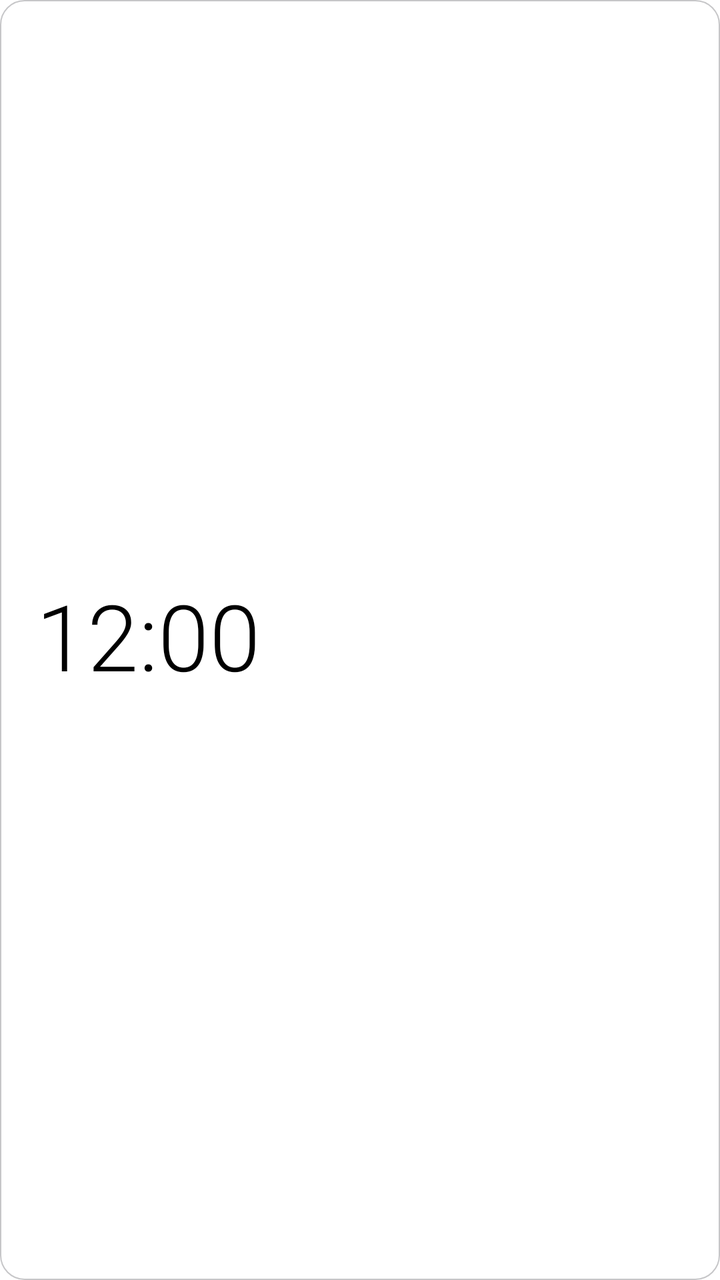
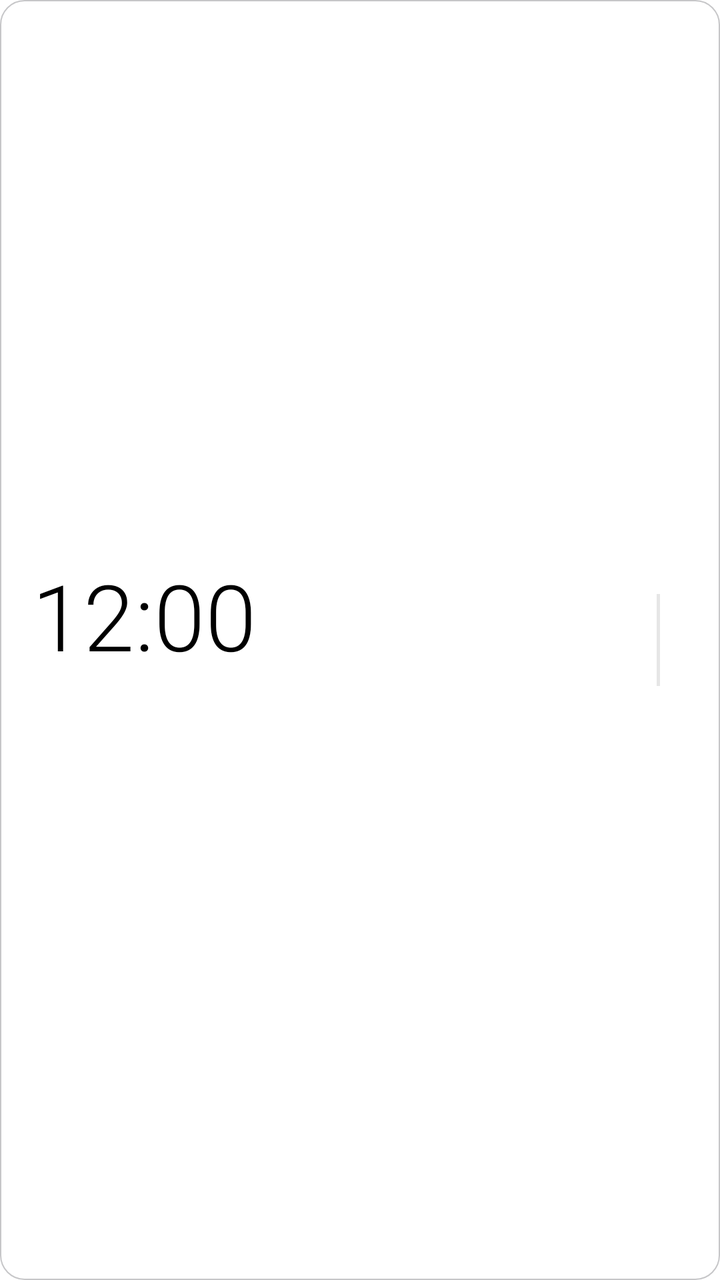

Before-and-after screenshots of an Android layout around one commit, followed by the original layout XML and the change that was made.
<!-- AndroidManifest.xml: application theme AppTheme -->
<!-- res/layout/wl_digital_ltr.xml -->
<?xml version="1.0" encoding="utf-8"?>
<FrameLayout xmlns:android="http://schemas.android.com/apk/res/android"
    android:id="@+id/wRoot"
    android:layout_width="match_parent"
    android:layout_height="match_parent"
    android:layoutDirection="ltr">

    <ImageView
        android:id="@+id/wBg"
        android:layout_width="match_parent"
        android:layout_height="match_parent"
        android:importantForAccessibility="no"
        android:scaleType="fitXY"
        android:src="@drawable/wb_adaptive_1" />
    <ImageView
        android:id="@+id/wBorder"
        android:layout_width="match_parent"
        android:layout_height="match_parent"
        android:importantForAccessibility="no"
        android:scaleType="fitXY"
        android:src="@drawable/wb_bd_adaptive_2"
        android:visibility="gone" />
    <LinearLayout
        android:layout_width="match_parent"
        android:layout_height="match_parent"
        android:gravity="center_vertical"
        android:orientation="horizontal"
        android:paddingStart="18dp"
        android:paddingEnd="18dp">
        <TextClock
            android:id="@+id/wP1"
            android:layout_width="wrap_content"
            android:layout_height="wrap_content"
            android:fontFamily="sans-serif-light"
            android:format12Hour="h:mm"
            android:format24Hour="HH:mm"
            android:includeFontPadding="false"
            android:textColor="@color/text_primary"
            android:textSize="46sp"
            />
        <TextView
            android:id="@+id/wA1"
            android:layout_width="wrap_content"
            android:layout_height="wrap_content"
            android:fontFamily="sans-serif"
            android:includeFontPadding="false"
            android:singleLine="true"
            android:textColor="@color/accent"
            android:textSize="15sp"
            android:textStyle="bold"
            android:layout_marginStart="6dp"
            android:layout_marginTop="14dp"
            />
        <FrameLayout
            android:layout_width="0dp"
            android:layout_height="1dp"
            android:layout_weight="1" />
        <LinearLayout
            android:layout_width="wrap_content"
            android:layout_height="wrap_content"
            android:gravity="end"
            android:orientation="vertical">
        <TextView
            android:id="@+id/wP2"
            android:layout_width="wrap_content"
            android:layout_height="wrap_content"
            android:fontFamily="sans-serif"
            android:includeFontPadding="false"
            android:singleLine="true"
            android:textColor="@color/text_primary"
            android:textSize="16sp"
            android:textStyle="bold"
            />
        <TextView
            android:id="@+id/wS1"
            android:layout_width="wrap_content"
            android:layout_height="wrap_content"
            android:fontFamily="sans-serif"
            android:includeFontPadding="false"
            android:singleLine="true"
            android:textColor="@color/text_secondary"
            android:textSize="14sp"
            android:layout_marginTop="2dp"
            />
        </LinearLayout>
    </LinearLayout>
</FrameLayout>
<!-- resources referenced by this layout -->
<resources>
  <color name="accent">#007AFF</color>
  <color name="text_primary">#000000</color>
  <color name="text_secondary">#6C6C70</color>
  <!-- drawable wb_adaptive_1 (drawable) -->
  <?xml version="1.0" encoding="utf-8"?>
  <shape xmlns:android="http://schemas.android.com/apk/res/android" android:shape="rectangle">
      <solid android:color="@color/surface" />
      <stroke android:width="0.5dp" android:color="@color/stroke" />
      <corners android:radius="12dp" />
  </shape>
  <!-- drawable wb_bd_adaptive_2 (drawable) -->
  <?xml version="1.0" encoding="utf-8"?>
  <shape xmlns:android="http://schemas.android.com/apk/res/android" android:shape="rectangle">
      <solid android:color="#00000000" />
      <stroke android:width="1.2dp" android:color="@color/text_hint" />
      <corners android:radius="22dp" />
  </shape>
  <color name="surface">#FFFFFF</color>
  <color name="stroke">#C6C6C8</color>
  <color name="text_hint">#AEAEB2</color>
  <color name="accent_text">#007AFF</color>
  <color name="accent_soft">#E5F1FF</color>
  <color name="brand_start">#007AFF</color>
  <color name="brand_mid">#007AFF</color>
  <color name="brand_end">#007AFF</color>
  <color name="bg">#FFFFFF</color>
  <color name="bg_group">#F2F2F7</color>
  <color name="surface_high">#E5E5EA</color>
  <color name="field">#F2F2F7</color>
  <color name="stroke_soft">#E5E5EA</color>
  <color name="neutral_soft">#E9E9EB</color>
  <style name="AppDialog" parent="Theme.AppCompat.DayNight.Dialog.Alert">
          <item name="colorAccent">?attr/cAccentText</item>
          <item name="android:windowBackground">@drawable/bg_dialog</item>
          <item name="android:textColorPrimary">?attr/cTextPrimary</item>
          <item name="android:textColorSecondary">?attr/cTextSecondary</item>
          <item name="android:backgroundDimAmount">0.4</item>
          <item name="android:windowAnimationStyle">@style/DialogAnim</item>
          <item name="windowMinWidthMinor">92%</item>
          <item name="windowMinWidthMajor">60%</item>
          <item name="android:windowElevation">0dp</item>
      </style>
  <style name="ActivityAnim" parent="@android:style/Animation.Activity">
          <item name="android:activityOpenEnterAnimation">@anim/act_open_enter</item>
          <item name="android:activityOpenExitAnimation">@anim/act_open_exit</item>
          <item name="android:activityCloseEnterAnimation">@anim/act_close_enter</item>
          <item name="android:activityCloseExitAnimation">@anim/act_close_exit</item>
      </style>
  <style name="IosSeekBar" parent="Widget.AppCompat.SeekBar">
          <item name="android:progressDrawable">@drawable/seek_track</item>
          <item name="android:thumb">@drawable/seek_thumb</item>
          <item name="android:splitTrack">false</item>
          <item name="android:minHeight">4dp</item>
          <item name="android:maxHeight">4dp</item>
          <item name="android:paddingStart">14dp</item>
          <item name="android:paddingEnd">14dp</item>
      </style>
  <!-- drawable bg_dialog (drawable) -->
  <?xml version="1.0" encoding="utf-8"?>
  <inset xmlns:android="http://schemas.android.com/apk/res/android"
      android:insetLeft="4dp"
      android:insetTop="4dp"
      android:insetRight="4dp"
      android:insetBottom="4dp">
      <shape android:shape="rectangle">
          <solid android:color="?attr/cSurface" />
          <corners android:radius="14dp" />
      </shape>
  </inset>
  <style name="DialogAnim" parent="@android:style/Animation.Dialog">
          <item name="android:windowEnterAnimation">@anim/dlg_in</item>
          <item name="android:windowExitAnimation">@anim/dlg_out</item>
      </style>
  <!-- unchanged entries left out for length: 3 -->
</resources>

<!-- the commit's change to res/layout/wl_digital_ltr.xml (unified diff, before → after) -->
@@ -4,7 +4,6 @@
     android:layout_width="match_parent"
     android:layout_height="match_parent"
     android:layoutDirection="ltr">
-
     <ImageView
         android:id="@+id/wBg"
         android:layout_width="match_parent"
@@ -20,68 +19,16 @@
         android:scaleType="fitXY"
         android:src="@drawable/wb_bd_adaptive_2"
         android:visibility="gone" />
-    <LinearLayout
-        android:layout_width="match_parent"
-        android:layout_height="match_parent"
-        android:gravity="center_vertical"
-        android:orientation="horizontal"
-        android:paddingStart="18dp"
-        android:paddingEnd="18dp">
-        <TextClock
-            android:id="@+id/wP1"
-            android:layout_width="wrap_content"
-            android:layout_height="wrap_content"
-            android:fontFamily="sans-serif-light"
-            android:format12Hour="h:mm"
-            android:format24Hour="HH:mm"
-            android:includeFontPadding="false"
-            android:textColor="@color/text_primary"
-            android:textSize="46sp"
-            />
-        <TextView
-            android:id="@+id/wA1"
-            android:layout_width="wrap_content"
-            android:layout_height="wrap_content"
-            android:fontFamily="sans-serif"
-            android:includeFontPadding="false"
-            android:singleLine="true"
-            android:textColor="@color/accent"
-            android:textSize="15sp"
-            android:textStyle="bold"
-            android:layout_marginStart="6dp"
-            android:layout_marginTop="14dp"
-            />
-        <FrameLayout
-            android:layout_width="0dp"
-            android:layout_height="1dp"
-            android:layout_weight="1" />
-        <LinearLayout
-            android:layout_width="wrap_content"
-            android:layout_height="wrap_content"
-            android:gravity="end"
-            android:orientation="vertical">
-        <TextView
-            android:id="@+id/wP2"
-            android:layout_width="wrap_content"
-            android:layout_height="wrap_content"
-            android:fontFamily="sans-serif"
-            android:includeFontPadding="false"
-            android:singleLine="true"
-            android:textColor="@color/text_primary"
-            android:textSize="16sp"
-            android:textStyle="bold"
-            />
-        <TextView
-            android:id="@+id/wS1"
-            android:layout_width="wrap_content"
-            android:layout_height="wrap_content"
-            android:fontFamily="sans-serif"
-            android:includeFontPadding="false"
-            android:singleLine="true"
-            android:textColor="@color/text_secondary"
-            android:textSize="14sp"
-            android:layout_marginTop="2dp"
-            />
-        </LinearLayout>
-    </LinearLayout>
+<LinearLayout android:layout_width="match_parent" android:layout_height="match_parent" android:orientation="horizontal" android:gravity="center_vertical" android:padding="16dp">
+<LinearLayout android:layout_width="wrap_content" android:layout_height="wrap_content" android:orientation="vertical">
+<TextClock android:id="@+id/wP1" android:layout_width="wrap_content" android:layout_height="wrap_content" android:fontFamily="sans-serif-light" android:includeFontPadding="false" android:textColor="@color/text_primary" android:textSize="46sp" android:format12Hour="h:mm" android:format24Hour="HH:mm"  />
+<TextView android:id="@+id/wA1" android:layout_width="wrap_content" android:layout_height="wrap_content" android:layout_marginTop="2dp" android:fontFamily="sans-serif" android:includeFontPadding="false" android:singleLine="true" android:textColor="@color/accent" android:textSize="15sp" android:textStyle="bold" />
+</LinearLayout>
+<FrameLayout android:layout_width="0dp" android:layout_height="1dp" android:layout_weight="1" />
+<FrameLayout android:layout_width="1.5dp" android:layout_height="46dp" android:background="@drawable/wb_line" />
+<LinearLayout android:layout_width="wrap_content" android:layout_height="wrap_content" android:orientation="vertical" android:paddingStart="14dp">
+<TextView android:id="@+id/wP2" android:layout_width="wrap_content" android:layout_height="wrap_content" android:fontFamily="sans-serif-medium" android:includeFontPadding="false" android:singleLine="true" android:textColor="@color/text_primary" android:textSize="16sp" />
+<TextView android:id="@+id/wS1" android:layout_width="wrap_content" android:layout_height="wrap_content" android:layout_marginTop="3dp" android:fontFamily="sans-serif" android:includeFontPadding="false" android:singleLine="true" android:textColor="@color/text_secondary" android:textSize="14sp" />
+</LinearLayout>
+</LinearLayout>
 </FrameLayout>
<!-- resource entries referenced after the edit -->
@@ -16,6 +16,10 @@
       <solid android:color="#00000000" />
       <stroke android:width="1.2dp" android:color="@color/text_hint" />
       <corners android:radius="22dp" />
+  </shape>
+  <!-- drawable wb_line (drawable) -->
+  <shape xmlns:android="http://schemas.android.com/apk/res/android" android:shape="rectangle">
+      <solid android:color="#33808080" />
   </shape>
   <color name="surface">#FFFFFF</color>
   <color name="stroke">#C6C6C8</color>
